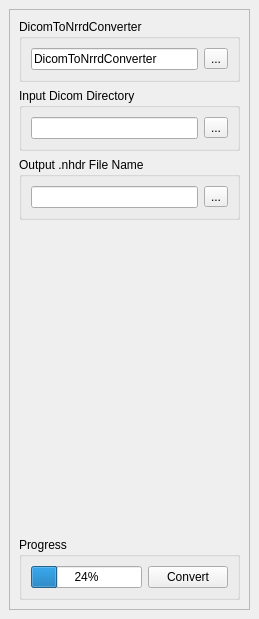
Before: the Qt Designer form src/gui/Dicom2NrrdPanel.ui in NIRALUser/DTIPrep, drawn with Qt 5.
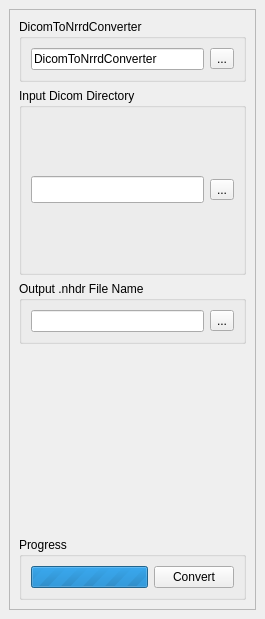
After: the same form once the commit is applied. Icons and pictures are not drawn.

What changed in the file:
```diff
--- a/src/gui/Dicom2NrrdPanel.ui
+++ b/src/gui/Dicom2NrrdPanel.ui
@@ -1,15 +1,21 @@
 <ui version="4.0" >
  <class>Dicom2NrrdPanel</class>
- <widget class="QDockWidget" name="Dicom2NrrdPanel" >
-  <property name="geometry" >
+ <widget class="QDockWidget" name="Dicom2NrrdPanel">
+  <property name="geometry">
    <rect>
     <x>0</x>
     <y>0</y>
-    <width>259</width>
+    <width>265</width>
     <height>619</height>
    </rect>
   </property>
-  <property name="windowIcon" >
+  <property name="maximumSize">
+   <size>
+    <width>52000</width>
+    <height>524287</height>
+   </size>
+  </property>
+  <property name="windowIcon">
    <iconset>
     <normaloff>C:/Documents and Settings/Administrator/My Documents/My Skype Pictures/Skype Cola.png</normaloff>C:/Documents and Settings/Administrator/My Documents/My Skype Pictures/Skype Cola.png</iconset>
   </property>
@@ -32,13 +38,13 @@
       <property name="widgetResizable" >
        <bool>true</bool>
       </property>
-      <widget class="QWidget" name="scrollAreaWidgetContents" >
-       <property name="geometry" >
+      <widget class="QWidget" name="scrollAreaWidgetContents">
+       <property name="geometry">
         <rect>
          <x>0</x>
          <y>0</y>
-         <width>239</width>
-         <height>576</height>
+         <width>245</width>
+         <height>574</height>
         </rect>
        </property>
        <layout class="QVBoxLayout" name="verticalLayout_2" >
@@ -84,13 +90,19 @@
           </property>
           <layout class="QHBoxLayout" name="horizontalLayout" >
            <item>
-            <widget class="QLineEdit" name="dicomDirectoryEdit" >
-             <property name="sizePolicy" >
-              <sizepolicy vsizetype="Fixed" hsizetype="Expanding" >
+            <widget class="QLineEdit" name="dicomDirectoryEdit">
+             <property name="sizePolicy">
+              <sizepolicy hsizetype="Expanding" vsizetype="Expanding">
                <horstretch>0</horstretch>
                <verstretch>0</verstretch>
               </sizepolicy>
              </property>
+             <property name="maximumSize">
+              <size>
+               <width>16777215</width>
+               <height>27</height>
+              </size>
+             </property>
             </widget>
            </item>
            <item>
@@ -161,17 +173,23 @@
           </property>
           <layout class="QHBoxLayout" name="horizontalLayout_3" >
            <item>
-            <widget class="QProgressBar" name="progressBar" >
-             <property name="sizePolicy" >
-              <sizepolicy vsizetype="Fixed" hsizetype="Expanding" >
+            <widget class="QProgressBar" name="progressBar">
+             <property name="enabled">
+              <bool>true</bool>
+             </property>
+             <property name="sizePolicy">
+              <sizepolicy hsizetype="Expanding" vsizetype="Fixed">
                <horstretch>0</horstretch>
                <verstretch>0</verstretch>
               </sizepolicy>
              </property>
-             <property name="value" >
-              <number>24</number>
+             <property name="maximum">
+              <number>0</number>
              </property>
-             <property name="alignment" >
+             <property name="value">
+              <number>-1</number>
+             </property>
+             <property name="alignment">
               <set>Qt::AlignCenter</set>
              </property>
             </widget>
```
Left out of the diff: 95 changed lines with no effect on the pictures.
